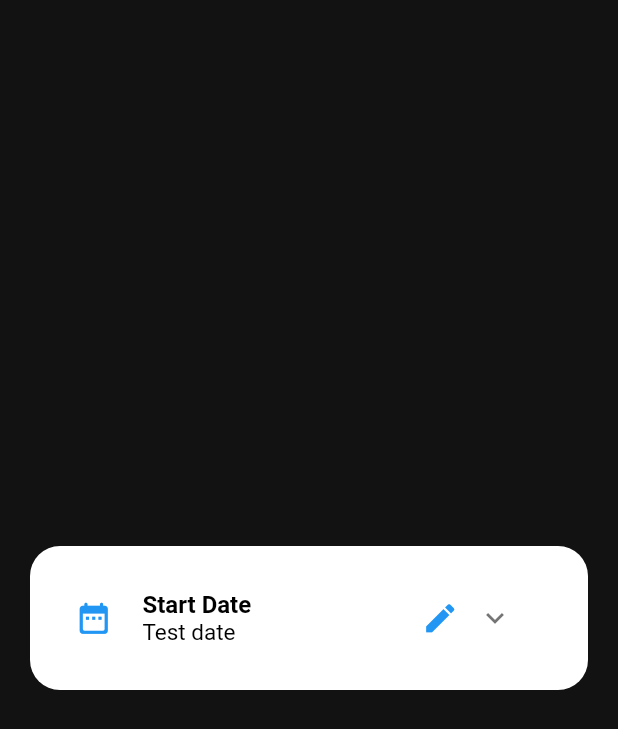
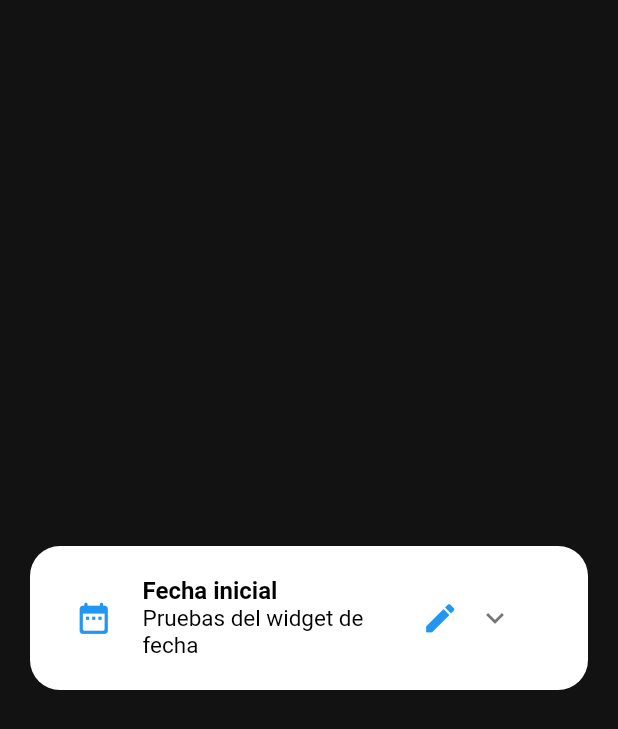
Before and after one commit to FranciscoRdz2001/flutter_custom_date_selector_package, a Flutter app: the screen it shows after launch, on a phone screen of 412 x 824 dp. Shown: the top 729 px of the screen. Run offline on Flutter 3.47's test engine with Material 2 defaults, Android fonts, the phone set to English and light mode, and no system bars.

Commit message:
Mas personalización

```diff
--- a/example/lib/main.dart
+++ b/example/lib/main.dart
@@ -46,9 +46,11 @@ class MyHomePage extends StatelessWidget {
                   ),
                   child: CustomDatePicker(
                     icon: Icons.date_range_rounded,
-                    title: 'Start Date',
-                    value: 'Test date',
+                    calendarTitle: 'Selecciona la fecha',
+                    title: 'Fecha inicial',
+                    value: 'Pruebas del widget de fecha',
                     iconsColor: Colors.blue,
+                    locale: 'es',
                     onNewDate: (date) {
                       date = date;
                     },
--- a/lib/custom_date_picker_package.dart
+++ b/lib/custom_date_picker_package.dart
@@ -8,6 +8,8 @@ class CustomDatePicker extends StatefulWidget {
   final String title;
   final String? value;
   final Color iconsColor;
+  final String locale;
+  final String calendarTitle;
   final void Function(DateTime date) onNewDate;
   const CustomDatePicker({
     super.key,
@@ -15,6 +17,8 @@ class CustomDatePicker extends StatefulWidget {
     required this.title,
     required this.iconsColor,
     required this.onNewDate,
+    required this.locale,
+    required this.calendarTitle,
     this.value,
   });
 
@@ -93,6 +97,8 @@ class _CustomDatePickerState extends State<CustomDatePicker> {
               firstDate: DateTime.now(),
               endDate: DateTime.now(),
               onChangesInDate: widget.onNewDate,
+              locale: widget.locale,
+              title: widget.calendarTitle,
             ),
           ),
         ),
```
Also changed, not shown: lib/widget/custom_scrolleable_calendar_widget.dart (+16 -11 lines).
